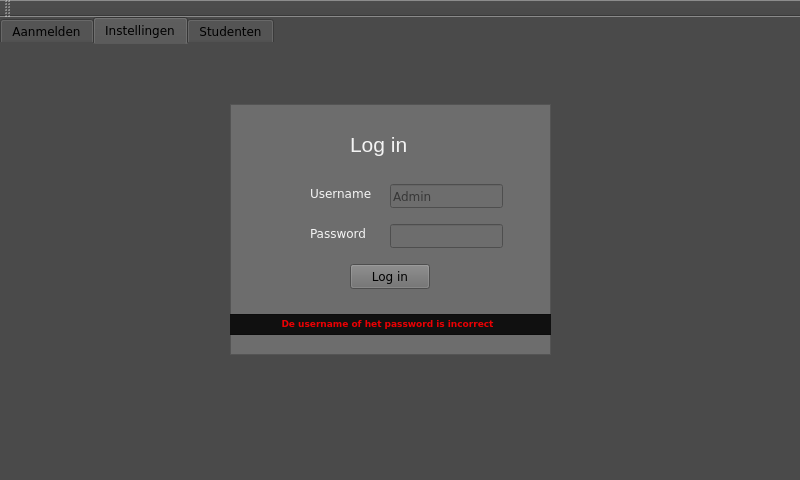
LauraVanspauwen/ProjectEP, file EPUI/mainwindow.ui: the form before one commit.
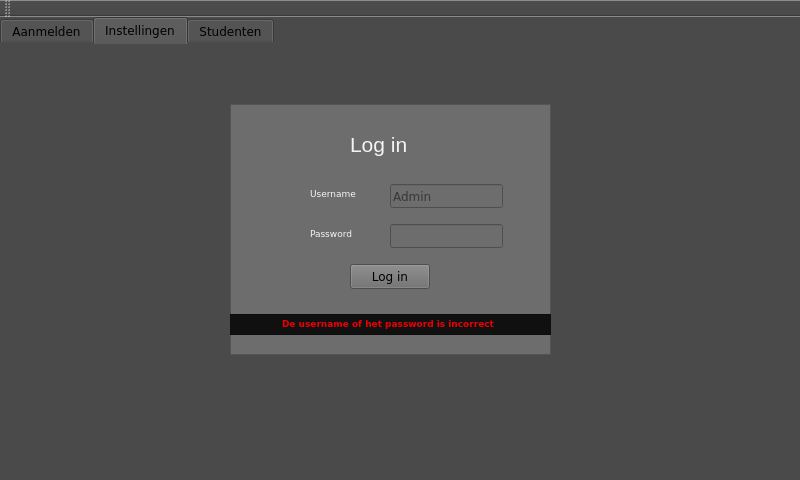
The form after the commit. Icons and pictures are not drawn.

Patch:
```diff
--- a/EPUI/mainwindow.ui
+++ b/EPUI/mainwindow.ui
@@ -246,6 +246,7 @@
          <property name="font">
           <font>
            <family>DejaVu Sans</family>
+           <pointsize>7</pointsize>
           </font>
          </property>
          <property name="text">
@@ -264,6 +265,7 @@
          <property name="font">
           <font>
            <family>DejaVu Sans</family>
+           <pointsize>7</pointsize>
           </font>
          </property>
          <property name="text">
@@ -304,6 +306,8 @@
           <font>
            <family>DejaVu Sans</family>
            <pointsize>7</pointsize>
+           <weight>75</weight>
+           <bold>true</bold>
           </font>
          </property>
          <property name="styleSheet">
```
